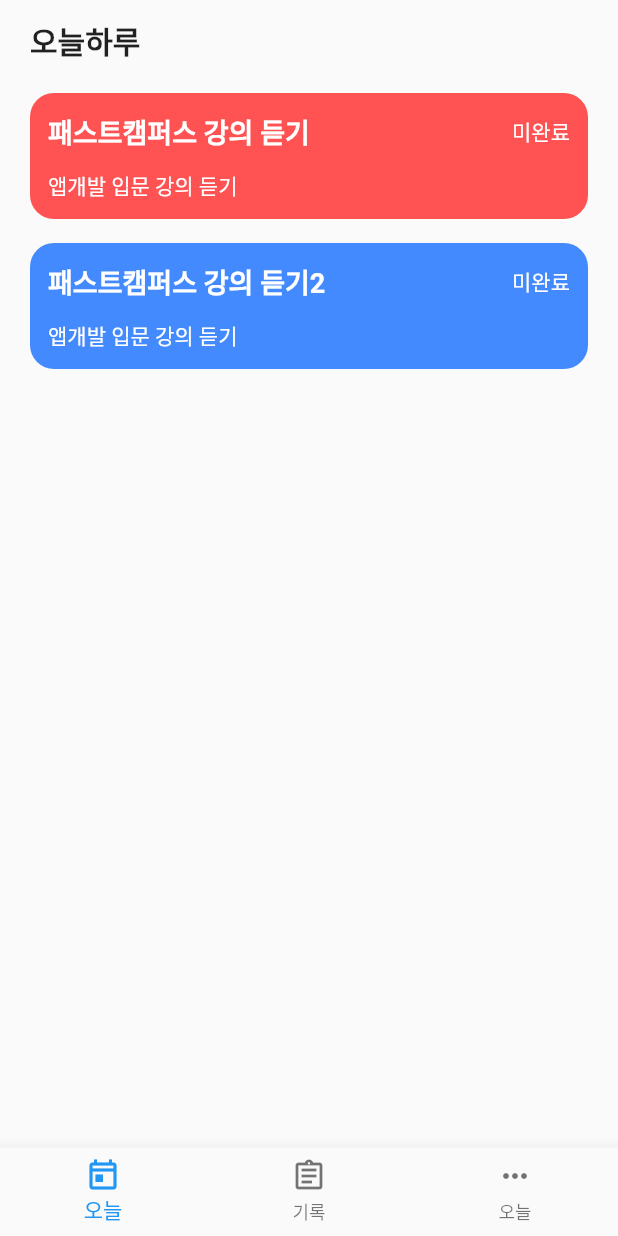
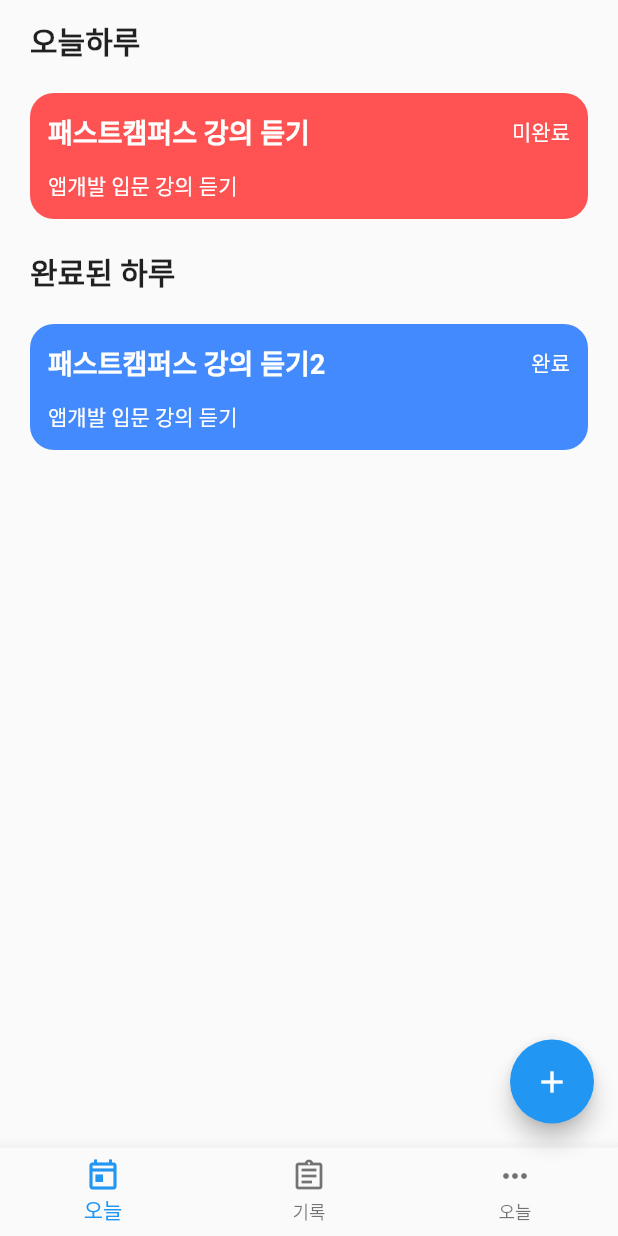
Before and after one commit to kimchungdo/Flutter_Study-fastCampus-, a Flutter app: the screen it shows after launch, on a phone screen of 412 x 824 dp. Run offline on Flutter 3.47's test engine with Material 2 defaults, Android fonts, the phone set to English and light mode, and no system bars.

Commit message:
add memo page
add memo page

```diff
--- a/todo/lib/main.dart
+++ b/todo/lib/main.dart
@@ -1,7 +1,9 @@
 import 'package:flutter/cupertino.dart';
 import 'package:flutter/material.dart';
+import 'package:todo/write.dart';
 
 import 'data/todo.dart';
+import 'data/util.dart';
 
 void main() {
   runApp(const MyApp());
@@ -47,7 +49,7 @@
         title: "패스트캠퍼스 강의 듣기2",
         memo: "앱개발 입문 강의 듣기",
         color: Colors.blueAccent.value,
-        done: 0,
+        done: 1,
         category: "공부",
         date: 20210709
     ),
@@ -65,6 +67,25 @@
     return Scaffold(
       appBar: PreferredSize(child: AppBar(),
       preferredSize: Size.fromHeight(0),),
+      floatingActionButton: FloatingActionButton(
+        child: Icon(Icons.add, color: Colors.white,),
+        onPressed: () async {
+          Todo todo = await Navigator.of(context).push(
+              MaterialPageRoute(builder: (ctx) => TodoWritePage(todo: Todo(
+                title: "",
+                color: 0,
+                memo: "",
+                done: 0,
+                category: "",
+                date: Utils.getFormatTime(DateTime.now())
+              )
+              )));
+          setState(() {
+            todos.add(todo);
+          });
+
+        },
+      ),
       body: ListView.builder(
         itemBuilder: (ctx, idx){
           if(idx == 0)
@@ -73,10 +94,14 @@
               margin: EdgeInsets.symmetric(vertical: 12, horizontal: 20)
             );
           else if(idx == 1){
+
+            List<Todo> undone = todos.where((t){
+              return t.done == 0;
+            }).toList();
             return Container(
               child: Column(
-                children: List.generate(todos.length, (_idx){
-                  Todo t = todos[_idx];
+                children: List.generate(undone.length, (_idx){
+                  Todo t = undone[_idx];
 
                   return Container(
                     decoration: BoxDecoration(
@@ -103,7 +128,49 @@
                 }),
               )
             );
+          }else if(idx == 2)
+            return Container(
+                child: Text("완료된 하루", style: TextStyle(fontSize: 20, fontWeight: FontWeight.bold)),
+                margin: EdgeInsets.symmetric(vertical: 12, horizontal: 20)
+            );
+          else if(idx == 3){
+
+            List<Todo> done = todos.where((t){
+              return t.done == 1;
+            }).toList();
+
+            return Container(
+                child: Column(
+                  children: List.generate(done.length, (_idx){
+                    Todo t = done[_idx];
+
+                    return Container(
+                      decoration: BoxDecoration(
+                          color: Color(t.color),
+                          borderRadius: BorderRadius.circular(16)
+                      ),
+                      padding: EdgeInsets.symmetric(horizontal: 12, vertical: 12),
+                      margin: EdgeInsets.symmetric(vertical: 8, horizontal: 20),
+                      child: Column(
+                        crossAxisAlignment: CrossAxisAlignment.start,
+                        children: [
+                          Row(
+                            mainAxisAlignment: MainAxisAlignment.spaceBetween,
+                            children: [
+                              Text(t.title, style: TextStyle(fontSize: 18, color: Colors.white, fontWeight: FontWeight.bold)),
+                              Text(t.done == 0 ? "미완료" : "완료", style: TextStyle(color: Colors.white)),
+                            ],
+                          ),
+                          Container(height: 12),
+                          Text(t.memo, style: TextStyle(color: Colors.white)),
+                        ],
+                      ),
+                    );
+                  }),
+                )
+            );
           }
+
           return Container();
         },
         itemCount: 4,
```
Also changed, not shown: todo/lib/write.dart (added, +141 -0 lines).
